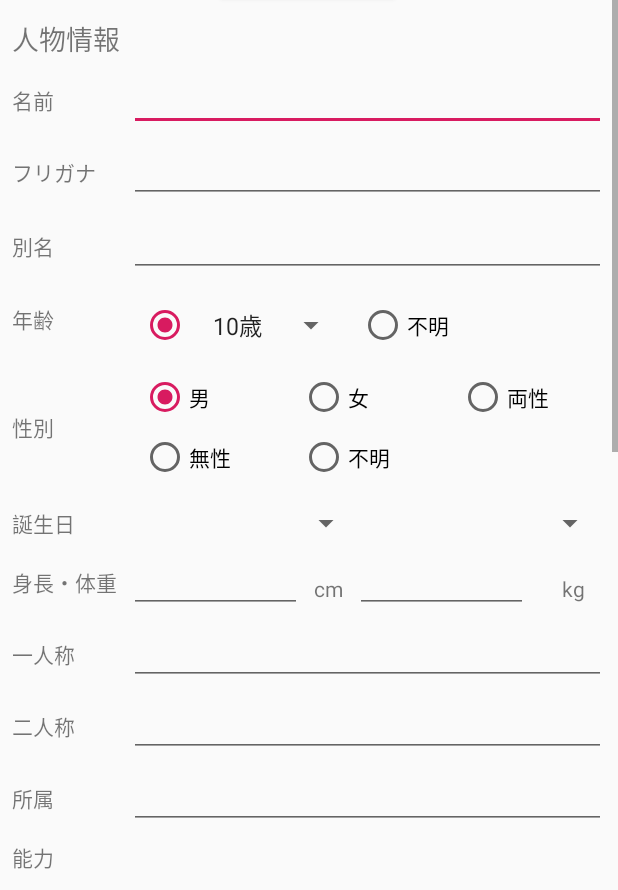
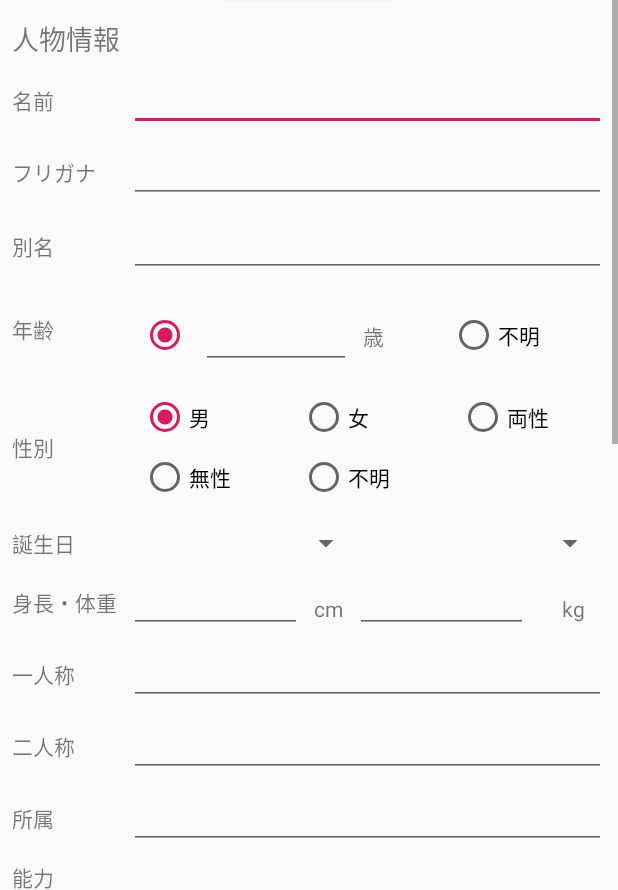
Before and after one commit to miyaju-sen/sk_project_android, an Android app: the CharacterEditActivity screen opened directly, with no data from a screen before it, on a phone screen of 412 x 824 dp, the part 346-1236 px from its top. Run offline under Robolectric (Android 15) with nearby library versions, the phone set to English and light mode, and no system bars; 1 statement that could not run was skipped.

Commit message:
年齢をスピナーからEditTextに変更

```diff
--- a/PlotEditor/app/src/main/java/local/hal/st32/android/ploteditor/CharacterEditActivity.java
+++ b/PlotEditor/app/src/main/java/local/hal/st32/android/ploteditor/CharacterEditActivity.java
@@ -29,6 +29,7 @@ public class CharacterEditActivity extends AppCompatActivity {
     private EditText _etPhonetic;
     private EditText _etAnotherName;
     private RadioGroup _rgAge;
+    private EditText _etAge;
     private RadioGroup _rgGender;
     private EditText _etHeight;
     private EditText _etWeight;
@@ -74,6 +75,7 @@ public class CharacterEditActivity extends AppCompatActivity {
         _etPhonetic = findViewById(R.id.etPhonetic);
         _etAnotherName = findViewById(R.id.etAnotherName);
         _rgAge = findViewById(R.id.rgAge);
+        _etAge = findViewById(R.id.etAge);
         _rgGender = findViewById(R.id.rgGender);
         _etHeight = findViewById(R.id.etHeight);
         _etWeight = findViewById(R.id.etWeight);
@@ -160,7 +162,7 @@ public class CharacterEditActivity extends AppCompatActivity {
         String another = _etAnotherName.getText().toString();
         //TODO:画像パス
         //TODO:年齢
-        //TODO:性別
+        //TODO:性別（現在サーブレット側で固定値にしてる）
         //TODO:誕生日
         String height = _etHeight.getText().toString();
         String weight = _etWeight.getText().toString();
--- a/PlotEditor/app/src/main/res/layout/activity_character_edit.xml
+++ b/PlotEditor/app/src/main/res/layout/activity_character_edit.xml
@@ -241,23 +241,37 @@
                         app:layout_constraintStart_toStartOf="parent"
                         app:layout_constraintTop_toTopOf="parent" />
 
-                    <Spinner
-                        android:id="@+id/spAge"
-                        android:layout_width="wrap_content"
+                    <!--<Spinner-->
+                        <!--android:id="@+id/spAge"-->
+                        <!--android:layout_width="wrap_content"-->
+                        <!--android:layout_height="wrap_content"-->
+                        <!--android:layout_marginStart="8dp"-->
+                        <!--android:layout_marginLeft="8dp"-->
+                        <!--android:layout_marginTop="8dp"-->
+                        <!--android:layout_marginBottom="8dp"-->
+                        <!--android:entries="@array/age_list"-->
+                        <!--android:scrollbarSize="3dp"-->
+                        <!--app:layout_constraintBottom_toBottomOf="parent"-->
+                        <!--app:layout_constraintStart_toEndOf="@+id/rbAge"-->
+                        <!--app:layout_constraintTop_toTopOf="parent" />-->
+
+                    <EditText
+                        android:id="@+id/etAge"
+                        android:layout_width="100dp"
                         android:layout_height="wrap_content"
                         android:layout_marginStart="8dp"
                         android:layout_marginLeft="8dp"
                         android:layout_marginTop="8dp"
                         android:layout_marginBottom="8dp"
-                        android:entries="@array/age_list"
-                        android:scrollbarSize="3dp"
+                        android:inputType="number"
                         app:layout_constraintBottom_toBottomOf="parent"
                         app:layout_constraintStart_toEndOf="@+id/rbAge"
-                        app:layout_constraintTop_toTopOf="parent" />
+                        app:layout_constraintTop_toTopOf="parent"
+                        app:layout_constraintVertical_bias="0.0" />
 
                     <RadioButton
                         android:id="@+id/rbAgeUnknown"
-                        android:layout_width="0dp"
+                        android:layout_width="wrap_content"
                         android:layout_height="wrap_content"
                         android:layout_marginStart="8dp"
                         android:layout_marginLeft="8dp"
@@ -268,8 +282,18 @@
                         android:text="@string/tv_unknown"
                         app:layout_constraintBottom_toBottomOf="parent"
                         app:layout_constraintEnd_toEndOf="parent"
-                        app:layout_constraintStart_toEndOf="@+id/spAge"
+                        app:layout_constraintStart_toEndOf="@+id/tvSai"
                         app:layout_constraintTop_toTopOf="parent" />
+
+                    <TextView
+                        android:id="@+id/tvSai"
+                        android:layout_width="wrap_content"
+                        android:layout_height="wrap_content"
+                        android:layout_marginStart="8dp"
+                        android:layout_marginLeft="8dp"
+                        android:text="@string/tv_sai"
+                        app:layout_constraintBaseline_toBaselineOf="@+id/etAge"
+                        app:layout_constraintStart_toEndOf="@+id/etAge" />
 
                 </android.support.constraint.ConstraintLayout>
             </RadioGroup>
```
